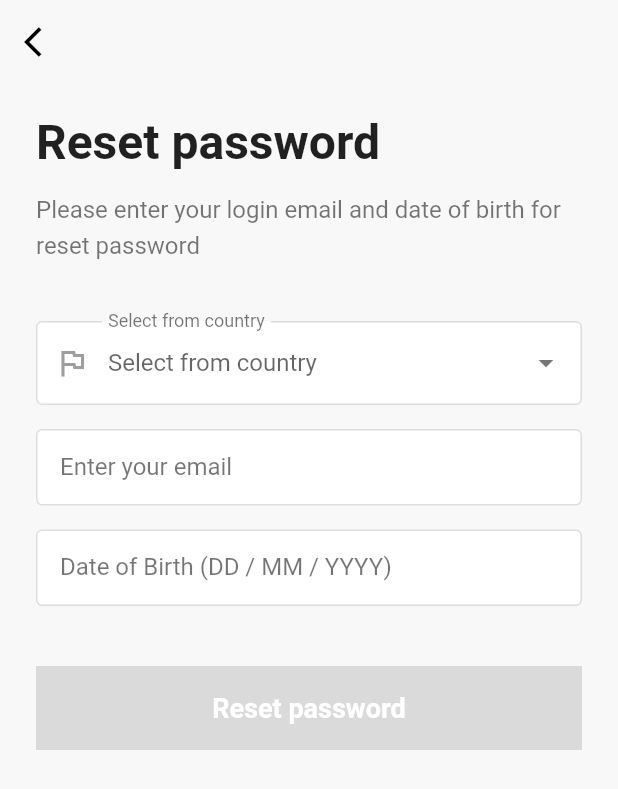
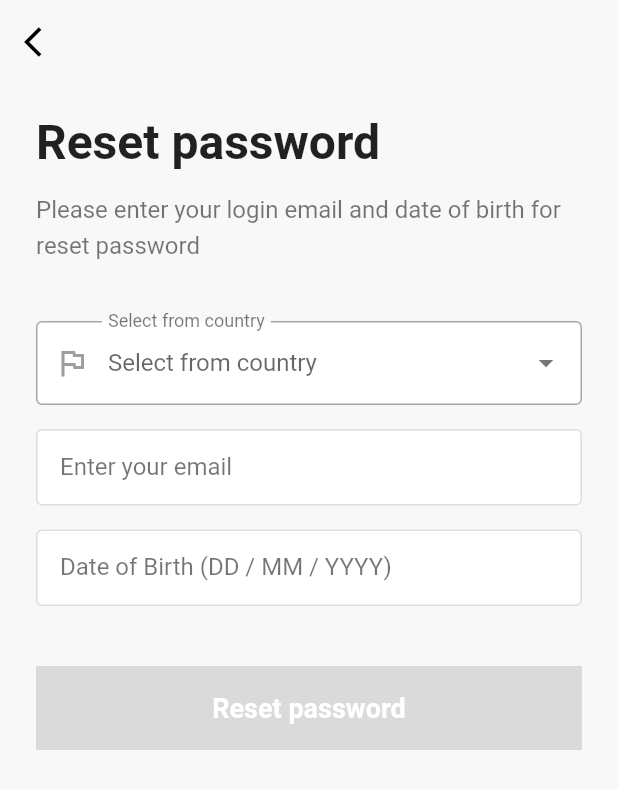
Before and after one commit to RkTushar/nec_app, a Flutter app: the ForgotPasswordScreen screen opened directly, on a phone screen of 412 x 824 dp. Shown: the top 789 px of the screen. Run offline on Flutter 3.47's test engine with Material 3 defaults, Android fonts, the phone set to English and light mode, and no system bars.

Commit message:
Update select_country_widget.dart

```diff
--- a/nec_app/lib/widgets/select_country_widget.dart
+++ b/nec_app/lib/widgets/select_country_widget.dart
@@ -1,6 +1,7 @@
 // Path: widgets/select_country_widget.dart
 
 import 'package:flutter/material.dart';
+import 'package:nec_app/theme/theme_data.dart';
 
 class SelectCountryField extends StatelessWidget {
   final Map<String, String>? selectedCountryData;
@@ -47,7 +48,7 @@ class SelectCountryField extends StatelessWidget {
 
   @override
   Widget build(BuildContext context) {
-    const Color primaryGreen = Color(0xFF4CAF50);
+    // Use themed colors via Theme.of(context) directly below
 
     // Determine the current value.
     final Map<String, String>? currentValue =
@@ -72,26 +73,26 @@ class SelectCountryField extends StatelessWidget {
 
     final InputDecoration dropdownDecoration = InputDecoration(
       labelText: 'Select from country',
-      labelStyle: const TextStyle(color: Colors.black54),
+      labelStyle: const TextStyle(color: AppColors.textSecondary),
       prefixIcon: prefixIcon,
       suffixIcon: showDropdownIcon
-          ? const Icon(Icons.arrow_drop_down, color: Colors.black54)
+          ? const Icon(Icons.arrow_drop_down, color: AppColors.textSecondary)
           : const SizedBox.shrink(),
       contentPadding: const EdgeInsets.symmetric(horizontal: 16, vertical: 16),
       border: OutlineInputBorder(
         borderRadius: BorderRadius.circular(4),
-        borderSide: BorderSide(color: Colors.grey.shade500.withOpacity(0.35), width: 1),
+        borderSide: const BorderSide(color: AppColors.inputBorder, width: 1),
       ),
       enabledBorder: OutlineInputBorder(
         borderRadius: BorderRadius.circular(4),
-        borderSide: BorderSide(color: Colors.grey.shade500.withOpacity(0.35), width: 1),
+        borderSide: const BorderSide(color: AppColors.inputBorder, width: 1),
       ),
       focusedBorder: OutlineInputBorder(
         borderRadius: BorderRadius.circular(4),
-        borderSide: const BorderSide(color: primaryGreen, width: 2),
+        borderSide: const BorderSide(color: AppColors.primary, width: 2),
       ),
       filled: true,
-      fillColor: Colors.white,
+      fillColor: AppColors.card,
     );
 
     String dialFor(Map<String, String> c) {
@@ -110,7 +111,7 @@ class SelectCountryField extends StatelessWidget {
       initialValue: currentValue,
       hint: const Text('Select from country'),
       isExpanded: true,
-      dropdownColor: Colors.white,
+      dropdownColor: AppColors.card,
       items: SelectCountryField.getCountries().map((
         Map<String, String> country,
       ) {
@@ -129,7 +130,7 @@ class SelectCountryField extends StatelessWidget {
                     fontSize: 16,
                     fontWeight: FontWeight.w700,
                     letterSpacing: 0.2,
-                    color: Colors.black87,
+                    color: AppColors.textPrimary,
                   ),
                 ),
               ),
@@ -148,7 +149,7 @@ class SelectCountryField extends StatelessWidget {
                 overflow: TextOverflow.ellipsis,
                 style: const TextStyle(
                   fontWeight: FontWeight.w600,
-                  color: Colors.black87,
+                  color: AppColors.textPrimary,
                 ),
               ),
             );
@@ -157,7 +158,7 @@ class SelectCountryField extends StatelessWidget {
       disabledHint: currentValue != null ? Text(display(currentValue)) : null,
       validator: validator,
       icon: showDropdownIcon
-          ? const Icon(Icons.arrow_drop_down, color: Colors.black54)
+          ? const Icon(Icons.arrow_drop_down, color: AppColors.textSecondary)
           : const SizedBox.shrink(),
     );
   }
```
